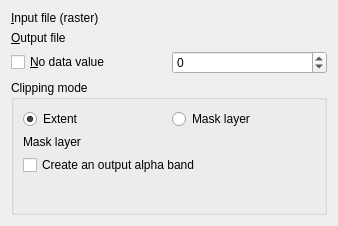
Before: the Qt Designer form python/plugins/GdalTools/tools/widgetClipper.ui in qgis/QGIS, drawn with Qt 5.
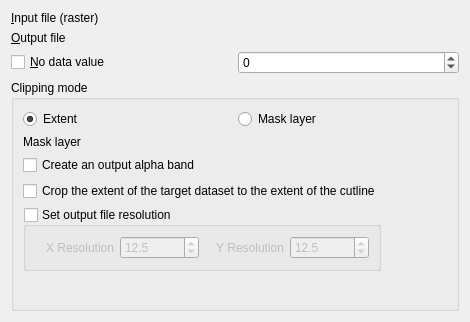
After: the same form once the commit is applied. Custom widgets are drawn as their Qt base class.

Commit message: Adds the -crop_to_cutline parameter as optional to fix the gdalwarp deviation described in #4530. Option added to Clipper tool from GdalTools and Processing. It also adds the -tr xres yres parameter to GdalTools Clipper tool.

Patch:
```diff
--- a/python/plugins/GdalTools/tools/widgetClipper.ui
+++ b/python/plugins/GdalTools/tools/widgetClipper.ui
@@ -6,8 +6,8 @@
    <rect>
     <x>0</x>
     <y>0</y>
-    <width>338</width>
-    <height>226</height>
+    <width>470</width>
+    <height>322</height>
    </rect>
   </property>
   <property name="sizePolicy">
@@ -110,7 +110,7 @@
           <property name="margin">
            <number>0</number>
           </property>
-          <item row="2" column="0">
+          <item row="6" column="0">
            <spacer name="verticalSpacer">
             <property name="orientation">
              <enum>Qt::Vertical</enum>
@@ -133,6 +133,13 @@
           <item row="0" column="1">
            <widget class="GdalToolsInOutSelector" name="maskSelector" native="true"/>
           </item>
+          <item row="2" column="0">
+           <widget class="QCheckBox" name="cropToCutlineCheck">
+            <property name="text">
+             <string>Crop the extent of the target dataset to the extent of the cutline</string>
+            </property>
+           </widget>
+          </item>
           <item row="1" column="0">
            <widget class="QCheckBox" name="alphaBandCheck">
             <property name="text">
@@ -140,6 +147,85 @@
             </property>
            </widget>
           </item>
+          <item row="3" column="0" rowspan="3">
+           <widget class="QGroupBox" name="resolutionGroupBox">
+            <property name="title">
+             <string>Set output file resolution</string>
+            </property>
+            <property name="checkable">
+             <bool>true</bool>
+            </property>
+            <property name="checked">
+             <bool>false</bool>
+            </property>
+            <layout class="QGridLayout" name="gridLayout_5" columnstretch="0,0,0,0,0">
+             <property name="margin">
+              <number>9</number>
+             </property>
+             <item row="0" column="4">
+              <widget class="QDoubleSpinBox" name="yRes">
+               <property name="decimals">
+                <number>1</number>
+               </property>
+               <property name="minimum">
+                <double>0.100000000000000</double>
+               </property>
+               <property name="maximum">
+                <double>999999.000000000000000</double>
+               </property>
+               <property name="singleStep">
+                <double>0.100000000000000</double>
+               </property>
+               <property name="value">
+                <double>12.500000000000000</double>
+               </property>
+              </widget>
+             </item>
+             <item row="0" column="3">
+              <widget class="QLabel" name="label_5">
+               <property name="text">
+                <string>Y Resolution</string>
+               </property>
+               <property name="alignment">
+                <set>Qt::AlignRight|Qt::AlignTrailing|Qt::AlignVCenter</set>
+               </property>
+              </widget>
+             </item>
+             <item row="0" column="1">
+              <widget class="QLabel" name="label_4">
+               <property name="layoutDirection">
+                <enum>Qt::LeftToRight</enum>
+               </property>
+               <property name="text">
+                <string>X Resolution</string>
+               </property>
+               <property name="alignment">
+                <set>Qt::AlignRight|Qt::AlignTrailing|Qt::AlignVCenter</set>
+               </property>
+              </widget>
+             </item>
+             <item row="0" column="2">
+              <widget class="QDoubleSpinBox" name="xRes">
+               <property name="decimals">
+                <number>1</number>
+               </property>
+               <property name="minimum">
+                <double>0.100000000000000</double>
+               </property>
+               <property name="maximum">
+                <double>999999.000000000000000</double>
+               </property>
+               <property name="singleStep">
+                <double>0.100000000000000</double>
+               </property>
+               <property name="value">
+                <double>12.500000000000000</double>
+               </property>
+              </widget>
+             </item>
+            </layout>
+           </widget>
+          </item>
          </layout>
         </widget>
        </widget>
```
The commit also changes 2 other files.
